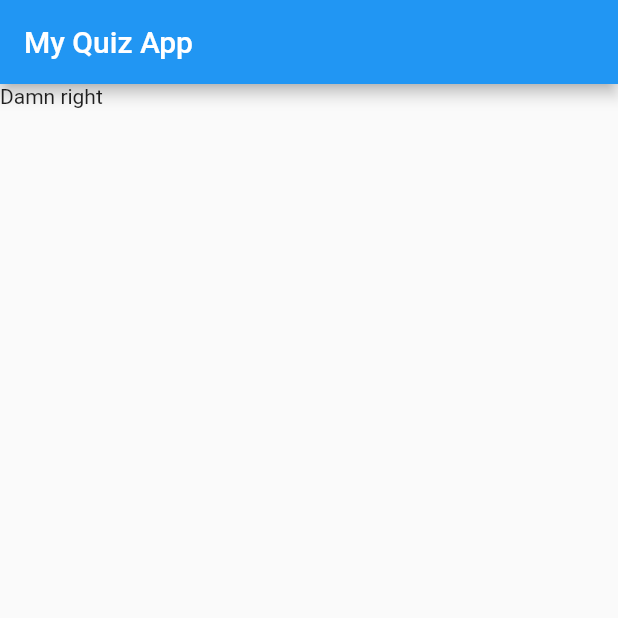
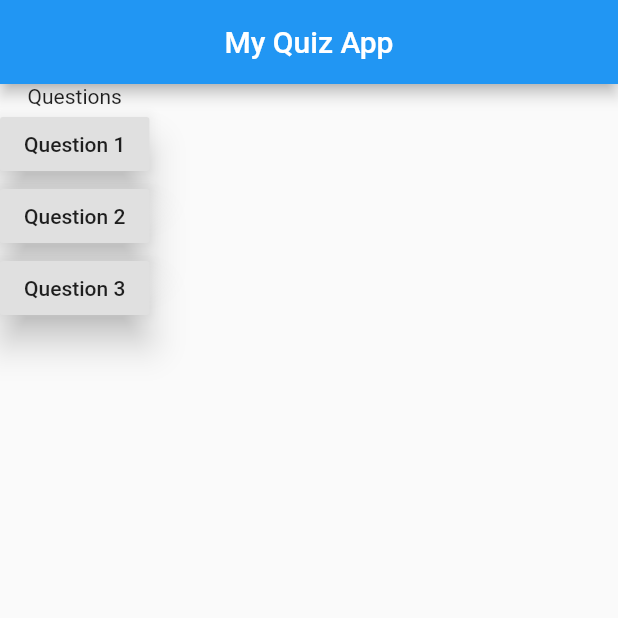
Before and after one commit to dreking/personality_app, a Flutter app: the screen it shows after launch, on a phone screen of 412 x 824 dp, the top half of it. Run offline on Flutter 3.47's test engine with Material 2 defaults, Android fonts, the phone set to English and light mode, and no system bars.

Commit message:
added raised buttons

```diff
--- a/lib/main.dart
+++ b/lib/main.dart
@@ -1,18 +1,40 @@
 import 'package:flutter/material.dart';
 
-void main(List<String> args) {
-  runApp(MyApp());
-}
+void main() => runApp(MyApp());
 
 class MyApp extends StatelessWidget {
+  void answerQuestion() {
+    print('question answered');
+  }
+
   @override
   Widget build(BuildContext context) {
     return MaterialApp(
       home: Scaffold(
         appBar: AppBar(
-          title: Text('My Quiz App'),
+            title: Center(
+          child: Text('My Quiz App'),
+        )),
+        body: Column(
+          children: <Widget>[
+            Text('Questions'),
+            RaisedButton(
+              elevation: 10,
+              child: Text('Question 1'),
+              onPressed: answerQuestion,
+            ),
+            RaisedButton(
+              elevation: 10,
+              child: Text('Question 2'),
+              onPressed: () => print('question 2 answered'),
+            ),
+            RaisedButton(
+              elevation: 10,
+              child: Text('Question 3'),
+              onPressed: () => print('question 3 answered'),
+            )
+          ],
         ),
-        body: Text('Damn right'),
       ),
     );
   }
```
Also changed, not shown: pubspec.yaml (+1 -7 lines).
